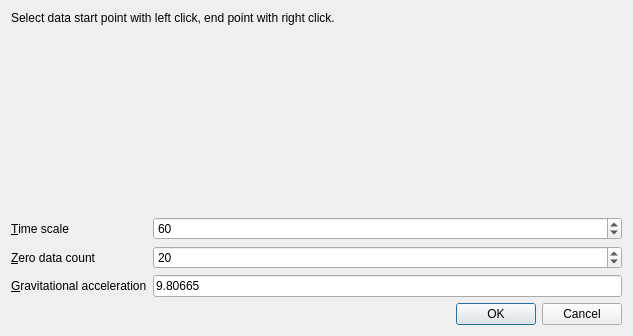
This is dataselectdialog.ui in futr/sensorreader as Qt 5 draws it before an edit. The edited form follows.
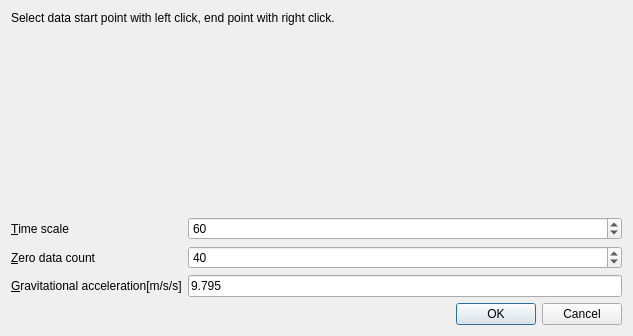
This is the edited form. Custom widgets are drawn as their Qt base class.

Diff of the .ui file:
```diff
--- a/dataselectdialog.ui
+++ b/dataselectdialog.ui
@@ -81,14 +81,14 @@
         <number>10000</number>
        </property>
        <property name="value">
-        <number>20</number>
+        <number>40</number>
        </property>
       </widget>
      </item>
      <item row="2" column="0">
       <widget class="QLabel" name="label_4">
        <property name="text">
-        <string>&amp;Gravitational acceleration</string>
+        <string>&amp;Gravitational acceleration[m/s/s]</string>
        </property>
        <property name="buddy">
         <cstring>gEdit</cstring>
@@ -98,7 +98,7 @@
      <item row="2" column="1">
       <widget class="QLineEdit" name="gEdit">
        <property name="text">
-        <string>9.80665</string>
+        <string>9.795</string>
        </property>
       </widget>
      </item>
```
Left out of the diff: 4 changed lines with no effect on the pictures.
